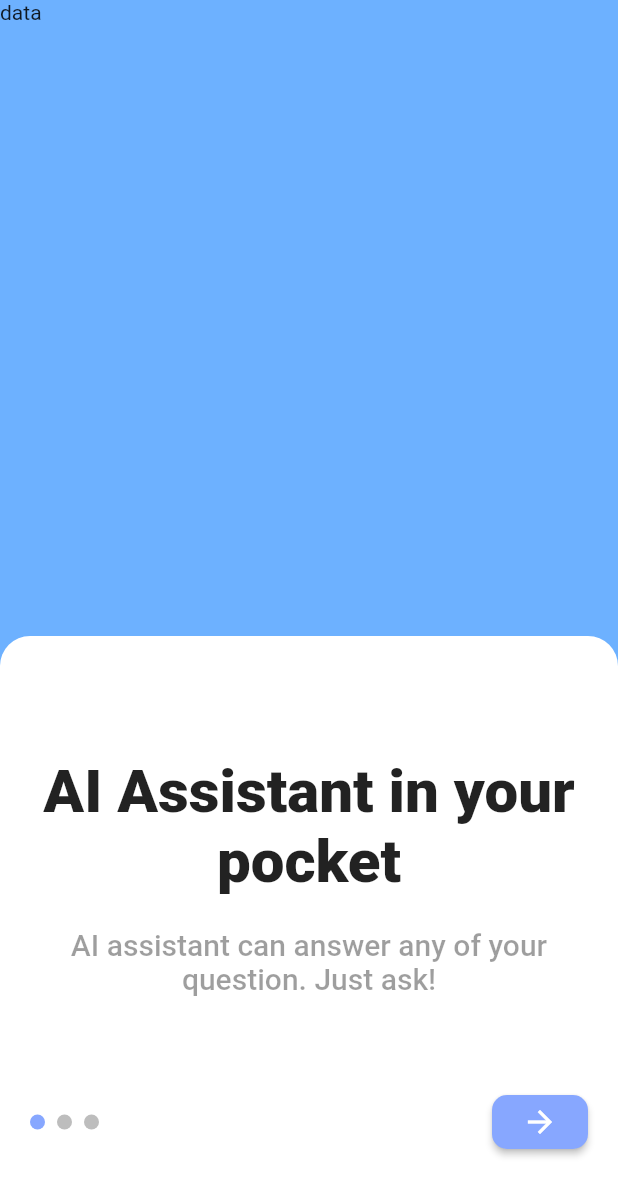
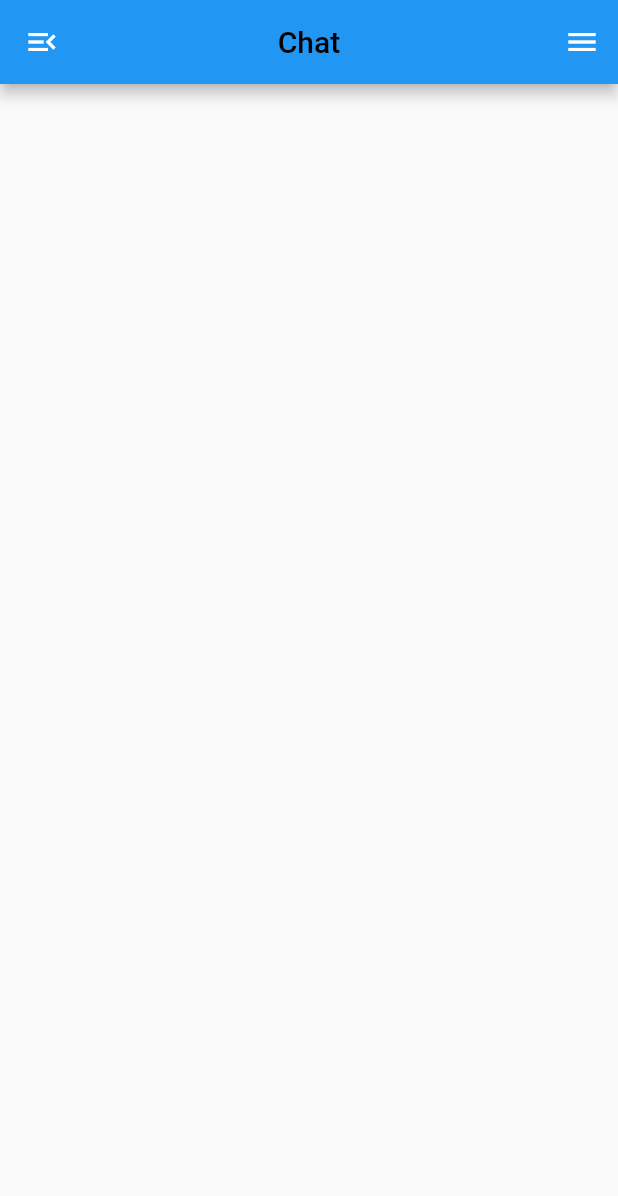
Before and after one commit to Sawansunar56/Zeno-AI, a Flutter app: the screen it shows after launch, on a phone screen of 412 x 824 dp. Shown: the top 1196 px of the screen. Run offline on Flutter 3.47's test engine with Material 2 defaults, Android fonts, the phone set to English and light mode, and no system bars; drawn by our look-alikes of smooth_page_indicator; our stand-ins replace go_router.

Commit message:
Routing and stuff done

```diff
--- /dev/null
+++ b/frontend/lib/constants/router_constants.dart
@@ -0,0 +1,5 @@
+class RouterConstants {
+  static const String startPage = 'start';
+  static const String homePage = 'home';
+  static const String chatPage = 'chat';
+}
--- a/frontend/lib/main.dart
+++ b/frontend/lib/main.dart
@@ -1,22 +1,23 @@
 import 'package:flutter/material.dart';
-import 'package:frontend/screens/home_page.dart';
-import 'package:frontend/screens/start_page.dart';
+import 'package:frontend/routes/app_router.dart';
 
 void main() {
-  runApp(const MyApp());
+  runApp(MyApp());
 }
 
 class MyApp extends StatelessWidget {
-  const MyApp({super.key});
+  MyApp({super.key});
+  final _router = AppRouter();
 
   @override
   Widget build(BuildContext context) {
-    return MaterialApp(
+    return MaterialApp.router(
       title: 'Flutter Demo',
       theme: ThemeData(
         primarySwatch: Colors.blue,
       ),
-      home: StartPage(),
+      routeInformationParser: _router.router.routeInformationParser,
+      routerDelegate: _router.router.routerDelegate,
       debugShowCheckedModeBanner: false,
     );
   }
--- /dev/null
+++ b/frontend/lib/routes/app_router.dart
@@ -0,0 +1,34 @@
+import 'package:frontend/constants/router_constants.dart';
+import 'package:frontend/screens/chat_page.dart';
+import 'package:frontend/screens/home_page.dart';
+import 'package:frontend/screens/start_page.dart';
+import 'package:go_router/go_router.dart';
+import 'package:flutter/material.dart';
+
+class AppRouter {
+  GoRouter router = GoRouter(
+    routes: [
+      GoRoute(
+        name: RouterConstants.startPage,
+        path: '/home',
+        pageBuilder: (context, state) {
+          return MaterialPage(child: StartPage());
+        },
+      ),
+      GoRoute(
+        name: RouterConstants.homePage,
+        path: '/start',
+        pageBuilder: (context, state) {
+          return MaterialPage(child: MyHomePage());
+        },
+      ),
+      GoRoute(
+        name: RouterConstants.chatPage,
+        path: '/',
+        pageBuilder: (context, state) {
+          return MaterialPage(child: ChatPage());
+        },
+      )
+    ],
+  );
+}
--- /dev/null
+++ b/frontend/lib/screens/chat_page.dart
@@ -0,0 +1,35 @@
+import 'package:flutter/material.dart';
+
+class ChatPage extends StatelessWidget {
+  const ChatPage({super.key});
+
+  @override
+  Widget build(BuildContext context) {
+    return Scaffold(
+      appBar: AppBar(
+        centerTitle: true,
+        title: Text("Chat", style: TextStyle(color: Colors.black)),
+        leading: Builder(
+          builder: (BuildContext context) {
+            return IconButton(
+              onPressed: () {
+                Scaffold.of(context).openDrawer();
+              },
+              icon: Icon(Icons.menu_open_outlined),
+            );
+          },
+        ),
+      ),
+      endDrawer: Drawer(
+        child: ListView(
+          children: [
+            Text("data"),
+            Text("data"),
+            Text("data"),
+            Text("data"),
+          ],
+        ),
+      ),
+    );
+  }
+}
--- a/frontend/lib/screens/home_page.dart
+++ b/frontend/lib/screens/home_page.dart
@@ -1,9 +1,7 @@
 import 'package:flutter/material.dart';
 
 class MyHomePage extends StatefulWidget {
-  const MyHomePage({super.key, required this.title});
-
-  final String title;
+  const MyHomePage({super.key});
 
   @override
   State<MyHomePage> createState() => _MyHomePageState();
@@ -22,7 +20,9 @@ class _MyHomePageState extends State<MyHomePage> {
   Widget build(BuildContext context) {
     return Scaffold(
       appBar: AppBar(
-        title: Text(widget.title),
+        backgroundColor: Colors.white,
+        automaticallyImplyLeading: false,
+        title: Text("Whatever the title"),
       ),
       body: Center(
         child: Column(
--- a/frontend/lib/screens/start_page.dart
+++ b/frontend/lib/screens/start_page.dart
@@ -1,5 +1,7 @@
 import 'package:flutter/material.dart';
 import 'package:frontend/constants/colors.dart';
+import 'package:frontend/constants/router_constants.dart';
+import 'package:go_router/go_router.dart';
 import 'package:smooth_page_indicator/smooth_page_indicator.dart';
 
 class StartPage extends StatelessWidget {
@@ -117,7 +119,10 @@ class StartPage extends StatelessWidget {
                                   ),
                                 ),
                                 ElevatedButton(
-                                  onPressed: () {},
+                                  onPressed: () {
+                                    GoRouter.of(context)
+                                        .replaceNamed(RouterConstants.homePage);
+                                  },
                                   child: Icon(Icons.arrow_forward),
                                   style: ElevatedButton.styleFrom(
                                     backgroundColor: primaryColor,
--- a/frontend/pubspec.yaml
+++ b/frontend/pubspec.yaml
@@ -36,6 +36,7 @@ dependencies:
   # Use with the CupertinoIcons class for iOS style icons.
   cupertino_icons: ^1.0.2
   smooth_page_indicator: ^1.1.0
+  go_router: ^6.5.7
 
 dev_dependencies:
   flutter_test:
```
Also changed, not shown: frontend/pubspec.lock.
